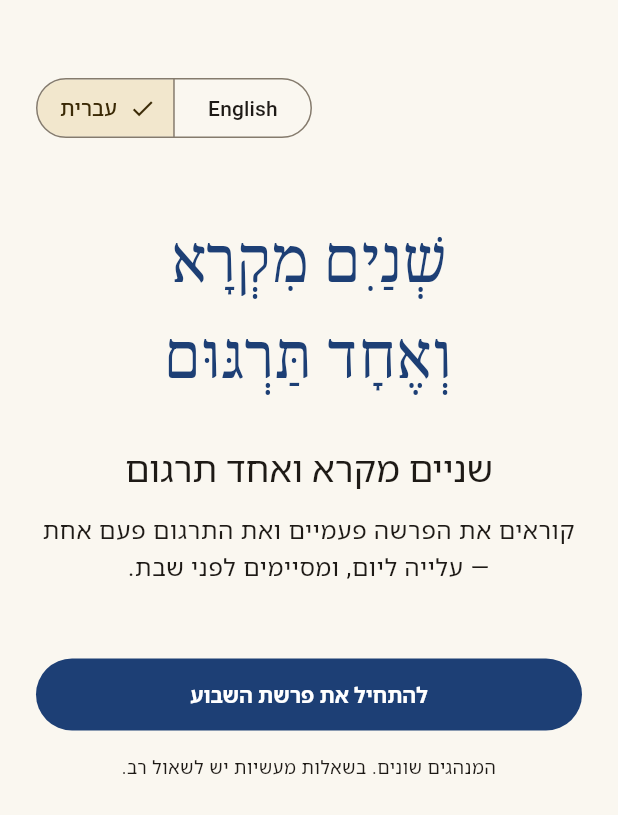
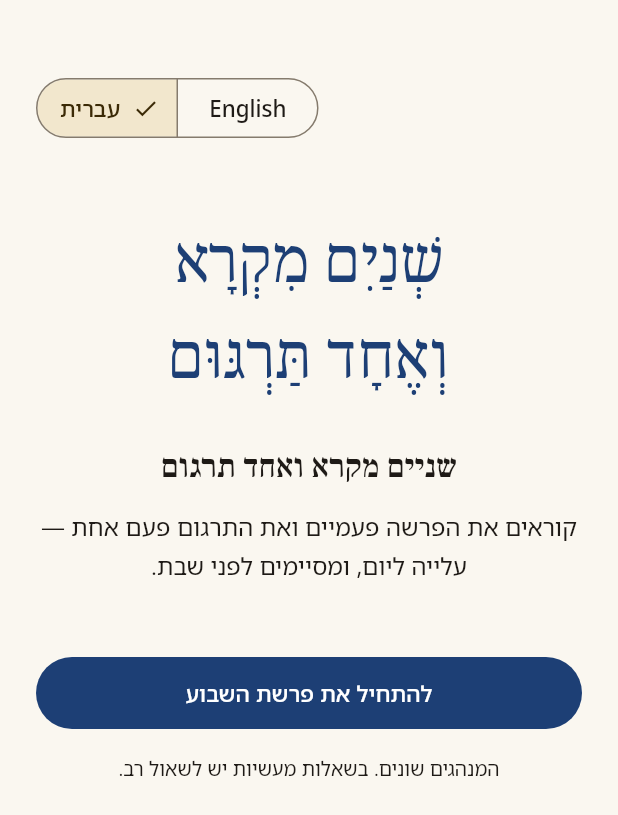
Before and after one commit to Shnayim-Mikrah-V-Echad-Targum/app, a Flutter app: the screen it shows after launch, after a tap on "English", after a tap on "עברית", on a phone screen of 412 x 824 dp. Shown: the top 815 px of the screen. Run offline on Flutter 3.47's test engine with Material 3 defaults, Android fonts, the phone set to English and light mode, and no system bars; our stand-ins replace flutter_local_notifications, flutter_riverpod, flutter_timezone, flutter_tts, go_router, package_info_plus and 5 more; accounts and stored records are empty.

Commit message:
Set the interface in separate English and Hebrew text themes
Add lib/ui/theme/typography.dart (docs/DESIGN_SYSTEM.md §4.2-4.5):

- AppTypography.textTheme gives the English UI EB Garamond display,
  headline and title roles over Noto Sans, and the Hebrew UI Frank Ruhl
  Libre over Noto Sans Hebrew, with letter spacing 0 and taller line
  heights for nikud. Every style names its family and fallbacks, sets an
  explicit height with even leading, and asks only for bundled weights.
  High contrast makes the serifs heavier; an accessibility font replaces
  every role, in bold for the display roles. Serif roles use lining,
  tabular figures.
- SeferType, a ThemeExtension read with SeferType.of(context), holds the
  eyebrow, marginalia, numeral, long-form, Hebrew display and ordinal
  tokens in every combination of UI language, interface font and
  contrast. eyebrowText uppercases for an accessibility font in the
  English UI, never a string with Hebrew in it.

The app resolves whether it is showing Hebrew the way MaterialApp
resolves its locale, including a change of device language, and passes
it to AppTheme.build.

UiFont.standard now means the bundled Noto Sans or Noto Sans Hebrew on
every platform; native builds used to fall back to the platform font, so
the brand changed from one OS to the next. A new UiFont.system, appended
so persisted names are unchanged, keeps the platform font for the sans
roles (not on the web, which can't reach device fonts).

Noto Sans bundles 400, 500 and 700 only, so every w600 request rendered
Bold. Buttons now take labelLarge as it is (Medium), the section header
drops its override, the Today hero title takes the headline role's own
weight, and the reader's step title asks for the w700 it was already
drawn in.

Co-Authored-By: Claude Opus 5.5 <noreply@anthropic.com>
Claude-Session: https://claude.ai/code/session_01FpCxE3pusCE35YFjz4NtTU

```diff
--- a/lib/app/app.dart
+++ b/lib/app/app.dart
@@ -10,11 +10,44 @@ import '../ui/theme/app_theme.dart';
 import 'providers.dart';
 import 'router.dart';
 
-class ShnayimMikraApp extends ConsumerWidget {
+class ShnayimMikraApp extends ConsumerStatefulWidget {
   const ShnayimMikraApp({super.key});
 
   @override
-  Widget build(BuildContext context, WidgetRef ref) {
+  ConsumerState<ShnayimMikraApp> createState() => _ShnayimMikraAppState();
+}
+
+class _ShnayimMikraAppState extends ConsumerState<ShnayimMikraApp> with WidgetsBindingObserver {
+  @override
+  void initState() {
+    super.initState();
+    WidgetsBinding.instance.addObserver(this);
+  }
+
+  @override
+  void dispose() {
+    WidgetsBinding.instance.removeObserver(this);
+    super.dispose();
+  }
+
+  // The text theme follows the platform's language when the app does.
+  @override
+  void didChangeLocales(List<Locale>? locales) => setState(() {});
+
+  /// Whether the app shows in Hebrew, resolved the way MaterialApp resolves
+  /// its locale.
+  bool _hebrewUi(AppLanguage language) => switch (language) {
+        AppLanguage.english => false,
+        AppLanguage.hebrew => true,
+        AppLanguage.system => basicLocaleListResolution(
+                  WidgetsBinding.instance.platformDispatcher.locales,
+                  AppLocalizations.supportedLocales,
+                ).languageCode ==
+                'he',
+      };
+
+  @override
+  Widget build(BuildContext context) {
     final settings = ref.watch(settingsProvider);
     final router = ref.watch(routerProvider);
     // Keep scheduled reminders in sync with settings and progress, and the
@@ -29,11 +62,14 @@ class ShnayimMikraApp extends ConsumerWidget {
     final systemHighContrast = MediaQuery.highContrastOf(context);
     final reduceMotion = settings.reduceMotion || MediaQuery.disableAnimationsOf(context);
 
+    final hebrewUi = _hebrewUi(settings.language);
+
     // [mode] is always a concrete theme: when following the system, MaterialApp
     // picks among the light, dark and high-contrast themes built below.
     ThemeData themeFor(AppThemeMode mode) => AppTheme.build(
           mode: mode,
           uiFont: settings.uiFont,
+          hebrewUi: hebrewUi,
           reduceMotion: reduceMotion,
         );
 
--- a/lib/features/reader/reader_screen.dart
+++ b/lib/features/reader/reader_screen.dart
@@ -718,7 +718,7 @@ class _StepHeader extends StatelessWidget {
                     Text(title,
                         style: theme.textTheme.titleMedium?.copyWith(
                           color: theme.colorScheme.onPrimaryContainer,
-                          fontWeight: FontWeight.w600,
+                          fontWeight: FontWeight.w700,
                         )),
                     Text(l.stepOf(stepNumber, totalSteps),
                         style: theme.textTheme.bodySmall?.copyWith(color: theme.colorScheme.onPrimaryContainer)),
--- a/lib/features/settings/app_settings.dart
+++ b/lib/features/settings/app_settings.dart
@@ -60,14 +60,23 @@ enum ScriptureFont {
   final String family;
 }
 
+/// The interface font. Persisted by name, so new values go at the end.
 enum UiFont {
-  /// The platform font (bundled Noto Sans on the web).
+  /// The bundled Noto Sans (English UI) or Noto Sans Hebrew (Hebrew UI) on
+  /// every platform, so the app looks the same everywhere.
   standard(null),
   atkinson('AtkinsonHyperlegibleNext'),
   lexend('Lexend'),
-  openDyslexic('OpenDyslexic');
+  openDyslexic('OpenDyslexic'),
+
+  /// The platform's own interface font, such as Roboto or Segoe UI. The web
+  /// can't reach it, so it gets the bundled font there.
+  system(null);
 
   const UiFont(this.family);
+
+  /// The accessibility font's family, or null for [standard] and [system],
+  /// whose family depends on the UI language and the platform.
   final String? family;
 }
 
--- a/lib/features/today/today_screen.dart
+++ b/lib/features/today/today_screen.dart
@@ -147,7 +147,7 @@ class _ParshaCard extends ConsumerWidget {
                       headingLevel: 1,
                       child: Text(
                         l.parshaLabel(names.portion(ctx.portion, ashkenazi: settings.ashkenaziNames)),
-                        style: theme.textTheme.headlineSmall?.copyWith(fontWeight: FontWeight.w600),
+                        style: theme.textTheme.headlineSmall,
                       ),
                     ),
                     Text(
--- a/lib/ui/theme/app_theme.dart
+++ b/lib/ui/theme/app_theme.dart
@@ -1,11 +1,12 @@
-import 'package:flutter/foundation.dart';
 import 'package:flutter/material.dart';
 
 import '../../features/settings/app_settings.dart';
 import 'palette.dart';
+import 'typography.dart';
 
 export 'sefer_colors.dart';
 export 'status_colors.dart';
+export 'typography.dart';
 
 /// Brand colors: techelet blue and gold ink (the light theme's primary and
 /// secondary).
@@ -52,15 +53,21 @@ abstract final class AppTheme {
       m == AppThemeMode.highContrastLight || m == AppThemeMode.highContrastDark;
 
   /// The theme for [mode], which must already be resolved (see [resolve]).
+  /// [hebrewUi] picks the Hebrew text theme; it must match the locale the app
+  /// is shown in.
   static ThemeData build({
     required AppThemeMode mode,
     required UiFont uiFont,
+    required bool hebrewUi,
     required bool reduceMotion,
   }) {
     assert(mode != AppThemeMode.system, 'Resolve the system theme first (AppTheme.resolve).');
     final (:scheme, :sefer, :status) = _tokens(mode);
     final highContrast = sefer.isHighContrast;
-    final family = uiFont.family ?? (kIsWeb ? 'NotoSans' : null);
+    final textTheme =
+        AppTypography.textTheme(scheme: scheme, uiFont: uiFont, hebrewUi: hebrewUi, highContrast: highContrast);
+    final seferType =
+        AppTypography.sefer(scheme: scheme, uiFont: uiFont, hebrewUi: hebrewUi, highContrast: highContrast);
 
     // A strong, visible focus ring for keyboard and switch users (WCAG 2.4.7,
     // 2.4.13): 3 px in a color that contrasts with the surface.
@@ -72,13 +79,14 @@ abstract final class AppTheme {
     final base = ThemeData(
       useMaterial3: true,
       colorScheme: scheme,
-      fontFamily: family,
-      fontFamilyFallback: const ['NotoSansHebrew', 'NotoSerifHebrew'],
+      // Every role names its own family and fallbacks, so none is set here.
+      textTheme: textTheme,
+      primaryTextTheme: textTheme.apply(bodyColor: scheme.onPrimary, displayColor: scheme.onPrimary),
       materialTapTargetSize: MaterialTapTargetSize.padded,
       visualDensity: VisualDensity.standard,
       focusColor: scheme.primary.withValues(alpha: 0.24),
       scaffoldBackgroundColor: scheme.surface,
-      extensions: [status, sefer],
+      extensions: [status, sefer, seferType],
       pageTransitionsTheme: reduceMotion
           ? const PageTransitionsTheme(builders: {
               TargetPlatform.android: _NoTransitionsBuilder(),
@@ -114,7 +122,6 @@ abstract final class AppTheme {
         style: ButtonStyle(
           minimumSize: const WidgetStatePropertyAll(Size(64, 48)),
           side: focusOutline(outlineSide),
-          textStyle: WidgetStatePropertyAll(base.textTheme.labelLarge?.copyWith(fontWeight: FontWeight.w600)),
         ),
       ),
       outlinedButtonTheme: OutlinedButtonThemeData(
--- /dev/null
+++ b/lib/ui/theme/typography.dart
@@ -0,0 +1,337 @@
+import 'package:flutter/foundation.dart' show kIsWeb;
+import 'package:flutter/material.dart';
+
+import '../../core/text/hebrew_text.dart';
+import '../../features/settings/app_settings.dart';
+
+/// A family and the families that draw the characters it lacks.
+typedef _Face = ({String? family, List<String>? fallback});
+
+// The families of docs/DESIGN_SYSTEM.md §4.2. A Hebrew word in an English
+// heading falls back to Frank Ruhl Libre, and a Latin word in a Hebrew one to
+// EB Garamond, so headings never mix a serif with a sans.
+const _Face _ebg = (family: 'EBGaramond', fallback: ['FrankRuhlLibre', 'NotoSerifHebrew']);
+const _Face _frl = (family: 'FrankRuhlLibre', fallback: ['EBGaramond', 'NotoSerifHebrew']);
+const _Face _ns = (family: 'NotoSans', fallback: ['NotoSansHebrew', 'NotoSerifHebrew']);
+const _Face _nsh = (family: 'NotoSansHebrew', fallback: ['NotoSans', 'NotoSerifHebrew']);
+
+/// Leaves both unset, so the platform's own typography shows through.
+const _Face _device = (family: null, fallback: null);
+
+/// Atkinson, Lexend and OpenDyslexic have no Hebrew.
+const _accessibleFallback = ['NotoSansHebrew', 'NotoSerifHebrew'];
+
+/// Serif numbers line up in columns and sit on the baseline (§4.5): EB
+/// Garamond's default old-style figures make "1" read as "I".
+const _figures = [FontFeature.liningFigures(), FontFeature.tabularFigures()];
+
+/// The app's type (docs/DESIGN_SYSTEM.md §4.2–4.5): a serif for display roles
+/// (EB Garamond in the English UI, Frank Ruhl Libre in the Hebrew UI) and a
+/// bundled sans for everything else, so the brand looks the same on every
+/// platform.
+///
+/// Only bundled weights are ever requested: 500, 600 and 700 for the serifs;
+/// 400, 500 and 700 for Noto Sans and Noto Sans Hebrew; 400 and 700 for the
+/// accessibility fonts. Bold text needs nothing here: [Text] itself switches
+/// to w700 when `MediaQuery.boldTextOf` is true, and every family bundles it.
+abstract final class AppTypography {
+  static TextTheme textTheme({
+    required ColorScheme scheme,
+    required UiFont uiFont,
+    required bool hebrewUi,
+    required bool highContrast,
+  }) {
+    final t = _Typesetter(uiFont: uiFont, hebrewUi: hebrewUi, highContrast: highContrast);
+    final ink = scheme.onSurface;
+    if (hebrewUi) {
+      // Hebrew has no case and no tracking: letter spacing is 0 everywhere.
+      return TextTheme(
+        displayLarge: t.display(40, 56, FontWeight.w500, color: ink),
+        displayMedium: t.display(34, 48, FontWeight.w500, color: ink),
+        displaySmall: t.display(30, 42, FontWeight.w500, color: ink),
+        headlineLarge: t.display(28, 38, FontWeight.w500, color: ink),
+        headlineMedium: t.display(26, 36, FontWeight.w500, color: ink),
+        headlineSmall: t.display(22, 30, FontWeight.w600, color: ink),
+        titleLarge: t.display(21, 28, FontWeight.w600, color: ink),
+        titleMedium: t.sans(16, 24, FontWeight.w500, color: ink),
+        titleSmall: t.sans(14, 22, FontWeight.w500, color: ink),
+        bodyLarge: t.sans(16, 26, FontWeight.w400, color: ink),
+        bodyMedium: t.sans(15, 24, FontWeight.w400, color: ink),
+        bodySmall: t.sans(13, 20, FontWeight.w400, color: ink),
+        labelLarge: t.sans(15, 20, FontWeight.w500, color: ink),
+        labelMedium: t.sans(13, 18, FontWeight.w500, color: ink),
+        labelSmall: t.sans(12, 16, FontWeight.w500, color: ink),
+      );
+    }
+    return TextTheme(
+      displayLarge: t.display(44, 52, FontWeight.w500, letterSpacing: -0.25, color: ink),
+      displayMedium: t.display(38, 46, FontWeight.w500, letterSpacing: -0.2, color: ink),
+      displaySmall: t.display(32, 40, FontWeight.w500, color: ink),
+      headlineLarge: t.display(30, 38, FontWeight.w500, color: ink),
+      headlineMedium: t.display(28, 36, FontWeight.w500, color: ink),
+      headlineSmall: t.display(24, 30, FontWeight.w500, color: ink),
+      titleLarge: t.display(22, 28, FontWeight.w500, color: ink),
+      titleMedium: t.sans(16, 24, FontWeight.w500, letterSpacing: 0.1, color: ink),
+      titleSmall: t.sans(14, 20, FontWeight.w500, letterSpacing: 0.1, color: ink),
+      bodyLarge: t.sans(16, 24, FontWeight.w400, letterSpacing: 0.15, color: ink),
+      bodyMedium: t.sans(15, 22, FontWeight.w400, letterSpacing: 0.15, color: ink),
+      bodySmall: t.sans(13, 18, FontWeight.w400, letterSpacing: 0.2, color: ink),
+      labelLarge: t.sans(15, 20, FontWeight.w500, letterSpacing: 0.1, color: ink),
+      labelMedium: t.sans(13, 16, FontWeight.w500, letterSpacing: 0.3, color: ink),
+      labelSmall: t.sans(12, 16, FontWeight.w500, letterSpacing: 0.4, color: ink),
+    );
+  }
+
+  static SeferType sefer({
+    required ColorScheme scheme,
+    required UiFont uiFont,
+    required bool hebrewUi,
+    required bool highContrast,
+  }) {
+    final t = _Typesetter(uiFont: uiFont, hebrewUi: hebrewUi, highContrast: highContrast);
+    final accessible = t.accessible;
+    final he = hebrewUi;
+
+    final TextStyle eyebrow;
+    if (accessible) {
+      // No small caps in these fonts: the English UI uppercases instead (see
+      // SeferType.eyebrowText).
+      eyebrow = t.style(t.accessibleFace, 13, 16, FontWeight.w700,
+          letterSpacing: he ? 0 : 0.8, color: scheme.secondary);
+    } else {
+      // Small caps are thin: high contrast sets them in bold.
+      eyebrow = he
+          ? t.serif(_frl, 16, 20, FontWeight.w600, color: scheme.secondary)
+          : t.serif(_ebg, 18, 22, highContrast ? FontWeight.w700 : FontWeight.w600,
+              letterSpacing: 0.8,
+              color: scheme.secondary,
+              features: const [FontFeature.enable('smcp'), FontFeature.enable('c2sc')]);
+    }
+
+    final TextStyle marginalia;
+    if (accessible) {
+      marginalia = t.style(t.accessibleFace, 16, 24, FontWeight.w400, color: scheme.onSurfaceVariant);
+    } else if (he) {
+      // No italics in Hebrew.
+      marginalia = t.serif(_frl, 17, 26, FontWeight.w500, color: scheme.onSurfaceVariant);
+    } else {
+      // High contrast sets it upright: thin italic strokes are the first to go.
+      marginalia = t.serif(_ebg, 19, 28, FontWeight.w500,
+          italic: !highContrast, color: scheme.onSurfaceVariant);
+    }
+
+    // Counts are Latin digits in both UIs, so numerals are always EB Garamond.
+    TextStyle numeral(double size, double lineHeight) => accessible
+        ? t.style(t.accessibleFace, size, lineHeight, FontWeight.w700,
+            color: scheme.onSurface, features: const [FontFeature.tabularFigures()])
+        : t.serif(_ebg, size, lineHeight, FontWeight.w600, color: scheme.onSurface, features: _figures);
+
+    return SeferType(
+      eyebrow: eyebrow,
+      marginalia: marginalia,
+      ledgerNumeral: numeral(34, 40),
+      ringNumeral: numeral(22, 24),
+      longformBody: accessible
+          ? t.style(t.accessibleFace, 18, 30, FontWeight.w400, color: scheme.onSurface)
+          : he
+              ? t.serif(_frl, 18, 30, FontWeight.w500, color: scheme.onSurface)
+              : t.serif(_ebg, 20, 32, FontWeight.w500, letterSpacing: 0.1, color: scheme.onSurface),
+      longformHeading: he
+          ? t.display(22, 30, FontWeight.w600, color: scheme.onSurface)
+          : t.display(24, 30, FontWeight.w500, color: scheme.onSurface),
+      // Never an accessibility font: they have no Hebrew. The size is set per
+      // use; the fallback keeps every point and cantillation mark drawable.
+      hebrewDisplay: t.serif((family: 'FrankRuhlLibre', fallback: const ['NotoSerifHebrew']), null, null,
+          FontWeight.w500, height: 1.3, color: scheme.primary),
+      ordinal: accessible
+          ? t.style(t.accessibleFace, 20, 24, FontWeight.w700, color: scheme.onSurface)
+          : t.serif(_frl, 20, 24, FontWeight.w600, color: scheme.onSurface),
+      uppercaseEyebrows: accessible && !he,
+    );
+  }
+}
+
+/// Builds styles for one combination of interface font, UI language and
+/// contrast.
+class _Typesetter {
+  _Typesetter({required this.uiFont, required this.hebrewUi, required this.highContrast});
+
+  final UiFont uiFont;
+  final bool hebrewUi;
+  final bool highContrast;
+
+  /// Whether an accessibility font replaces the serifs and the sans.
+  bool get accessible => uiFont.family != null;
+
+  _Face get accessibleFace => (family: uiFont.family, fallback: _accessibleFallback);
+
+  /// A display, headline or title role: the UI language's serif, or the
+  /// accessibility font in bold.
+  TextStyle display(double size, double lineHeight, FontWeight weight, {double letterSpacing = 0, Color? color}) =>
+      accessible
+          ? style(accessibleFace, size, lineHeight, FontWeight.w700, letterSpacing: letterSpacing, color: color)
+          : serif(hebrewUi ? _frl : _ebg, size, lineHeight, weight,
+              letterSpacing: letterSpacing, color: color, features: _figures);
+
+  /// An EB Garamond or Frank Ruhl Libre style, heavier in high contrast so
+  /// the hairline strokes hold up.
+  TextStyle serif(
+    _Face face,
+    double? size,
+    double? lineHeight,
+    FontWeight weight, {
+    double? height,
+    double letterSpacing = 0,
+    bool italic = false,
+    Color? color,
+    List<FontFeature>? features,
+  }) {
+    if (highContrast) {
+      weight = face.family == _ebg.family
+          ? (weight.value < 600 ? FontWeight.w600 : weight)
+          : FontWeight.w700;
+    }
+    return style(face, size, lineHeight, weight,
+        height: height, letterSpacing: letterSpacing, italic: italic, color: color, features: features);
+  }
+
+  /// A Noto Sans (English UI) or Noto Sans Hebrew (Hebrew UI) role, or the
+  /// chosen interface font.
+  TextStyle sans(double size, double lineHeight, FontWeight weight, {double letterSpacing = 0, Color? color}) {
+    final _Face face;
+    if (accessible) {
+      face = accessibleFace;
+      // These fonts bundle 400 and 700 only; 500 would quietly render as 400.
+      if (weight == FontWeight.w500) weight = FontWeight.w400;
+    } else if (uiFont == UiFont.system && !kIsWeb) {
+      face = _device;
+    } else {
+      // The web can't reach the device's fonts, so it always gets the bundled
+      // ones.
+      face = hebrewUi ? _nsh : _ns;
+    }
+    return style(face, size, lineHeight, weight, letterSpacing: letterSpacing, color: color);
+  }
+
+  /// Every style sets its line height, split evenly above and below the
+  /// glyphs so that nikud and descenders are never clipped.
+  TextStyle style(
+    _Face face,
+    double? size,
+    double? lineHeight,
+    FontWeight weight, {
+    double? height,
+    double letterSpacing = 0,
+    bool italic = false,
+    Color? color,
+    List<FontFeature>? features,
+  }) =>
+      TextStyle(
+        fontFamily: face.family,
+        fontFamilyFallback: face.fallback,
+        fontSize: size,
+        height: height ?? lineHeight! / size!,
+        leadingDistribution: TextLeadingDistribution.even,
+        fontWeight: weight,
+        fontStyle: italic ? FontStyle.italic : FontStyle.normal,
+        letterSpacing: letterSpacing,
+        color: color,
+        fontFeatures: features,
+      );
+}
+
+/// The book-specific type tokens that TextTheme has no role for
+/// (docs/DESIGN_SYSTEM.md §4.5). AppTheme.build registers the set for the
+/// interface font, UI language and contrast, so read them with
+/// `SeferType.of(context)`.
+@immutable
+class SeferType extends ThemeExtension<SeferType> {
+  const SeferType({
+    required this.eyebrow,
+    required this.marginalia,
+    required this.ledgerNumeral,
+    required this.ringNumeral,
+    required this.longformBody,
+    required this.longformHeading,
+    required this.hebrewDisplay,
+    required this.ordinal,
+    required this.uppercaseEyebrows,
+  });
+
+  /// The small line above a title, in gold ink: small caps in English. Never
+  /// put digits in it (old-style small-cap figures make "1" read as "I");
+  /// pass the text through [eyebrowText].
+  final TextStyle eyebrow;
+
+  /// One gentle sentence beside the main content, never instructions.
+  final TextStyle marginalia;
+
+  /// The large counts on the ledger card.
+  final TextStyle ledgerNumeral;
+
+  /// The count in the middle of the parsha rings.
+  final TextStyle ringNumeral;
+
+  /// Running text and headings on the Guide, About, Sources and Privacy pages.
+  final TextStyle longformBody;
+  final TextStyle longformHeading;
+
+  /// Pointed Hebrew titles, such as the parsha name. It has no size: set one
+  /// per use. Never replaced by an accessibility font, which has no Hebrew.
+  final TextStyle hebrewDisplay;
+
+  /// The Hebrew aliyah letter, א to ז.
+  final TextStyle ordinal;
+
+  /// Whether [eyebrowText] uppercases: an accessibility font has no small
+  /// caps, so the English UI sets eyebrows in capitals instead.
+  final bool uppercaseEyebrows;
+
+  static SeferType of(BuildContext context) => Theme.of(context).extension<SeferType>()!;
+
+  /// [text] as an eyebrow shows it. A string with any Hebrew in it is never
+  /// uppercased, so a transliteration beside it isn't either.
+  String eyebrowText(String text) =>
+      uppercaseEyebrows && !HebrewText.containsHebrew(text) ? text.toUpperCase() : text;
+
+  @override
+  SeferType copyWith({
+    TextStyle? eyebrow,
+    TextStyle? marginalia,
+    TextStyle? ledgerNumeral,
+    TextStyle? ringNumeral,
+    TextStyle? longformBody,
+    TextStyle? longformHeading,
+    TextStyle? hebrewDisplay,
+    TextStyle? ordinal,
+    bool? uppercaseEyebrows,
+  }) =>
+      SeferType(
+        eyebrow: eyebrow ?? this.eyebrow,
+        marginalia: marginalia ?? this.marginalia,
+        ledgerNumeral: ledgerNumeral ?? this.ledgerNumeral,
+        ringNumeral: ringNumeral ?? this.ringNumeral,
+        longformBody: longformBody ?? this.longformBody,
+        longformHeading: longformHeading ?? this.longformHeading,
+        hebrewDisplay: hebrewDisplay ?? this.hebrewDisplay,
+        ordinal: ordinal ?? this.ordinal,
+        uppercaseEyebrows: uppercaseEyebrows ?? this.uppercaseEyebrows,
+      );
+
+  @override
+  SeferType lerp(SeferType? other, double t) {
+    if (other == null) return this;
+    return SeferType(
+      eyebrow: TextStyle.lerp(eyebrow, other.eyebrow, t)!,
+      marginalia: TextStyle.lerp(marginalia, other.marginalia, t)!,
+      ledgerNumeral: TextStyle.lerp(ledgerNumeral, other.ledgerNumeral, t)!,
+      ringNumeral: TextStyle.lerp(ringNumeral, other.ringNumeral, t)!,
+      longformBody: TextStyle.lerp(longformBody, other.longformBody, t)!,
+      longformHeading: TextStyle.lerp(longformHeading, other.longformHeading, t)!,
+      hebrewDisplay: TextStyle.lerp(hebrewDisplay, other.hebrewDisplay, t)!,
+      ordinal: TextStyle.lerp(ordinal, other.ordinal, t)!,
+      // A flag can't be blended: switch halfway, as ThemeData does.
+      uppercaseEyebrows: t < 0.5 ? uppercaseEyebrows : other.uppercaseEyebrows,
+    );
+  }
+}
--- a/lib/ui/widgets/common.dart
+++ b/lib/ui/widgets/common.dart
@@ -54,7 +54,7 @@ class SectionHeader extends StatelessWidget {
               child: Text(
                 text,
                 style: (level <= 2 ? theme.textTheme.titleMedium : theme.textTheme.titleSmall)
-                    ?.copyWith(color: theme.colorScheme.primary, fontWeight: FontWeight.w600),
+                    ?.copyWith(color: theme.colorScheme.primary),
               ),
             ),
           ),
```
Also changed, not shown: 3 other files.
